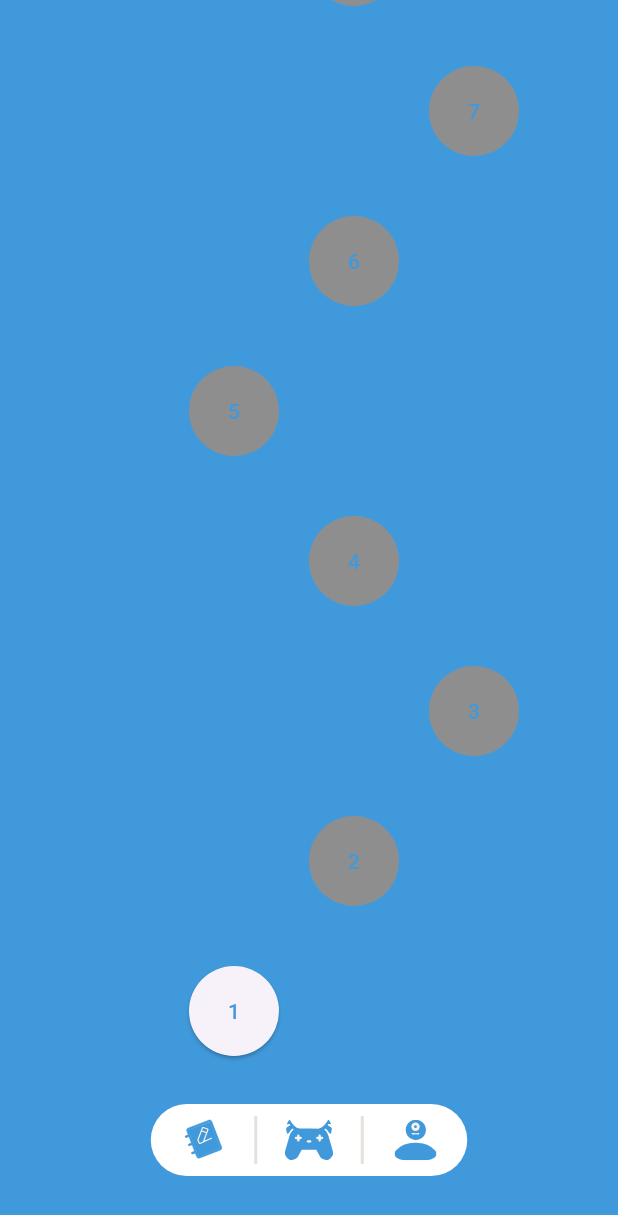
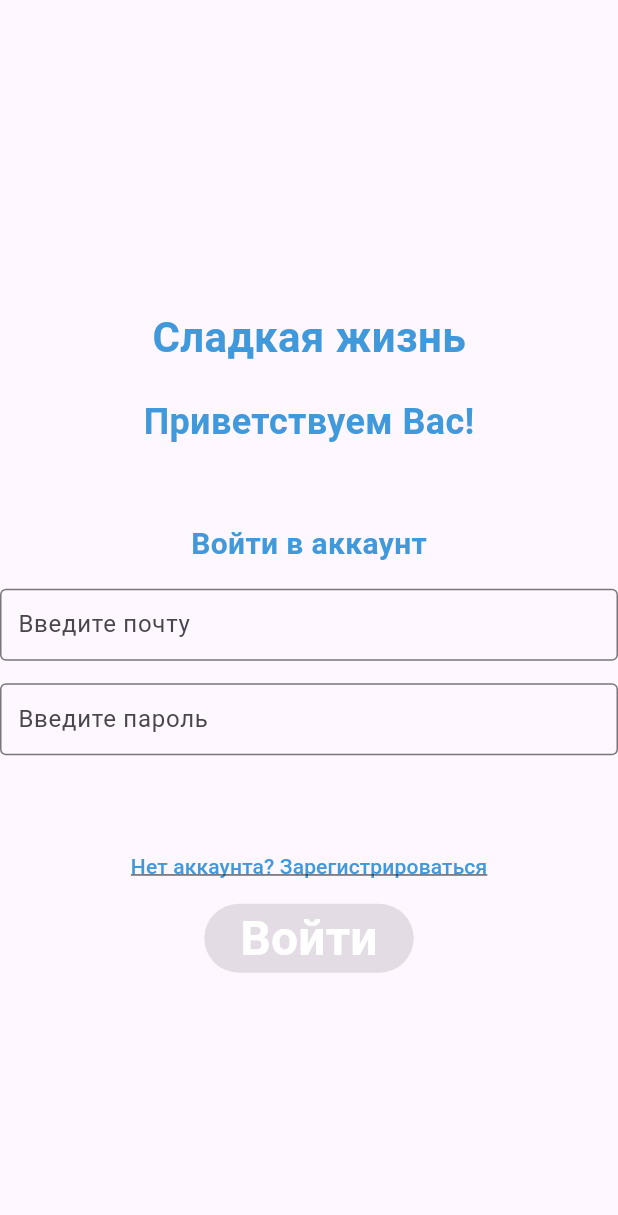
Before and after one commit to katitichka/sugarlife, a Flutter app: the screen it shows after launch, on a phone screen of 412 x 824 dp. Shown: the top 1215 px of the screen. Run offline on Flutter 3.47's test engine with Material 3 defaults, Android fonts, the phone set to English and light mode, and no system bars; our stand-ins replace bloc, flutter_bloc, flutter_svg, freezed_annotation, go_router, google_fonts and 3 more; accounts and stored records are empty.

Commit message:
auth didn't works

```diff
--- a/lib/core/router/app_router.dart
+++ b/lib/core/router/app_router.dart
@@ -1,6 +1,11 @@
 import 'package:flutter/material.dart';
+import 'package:flutter_bloc/flutter_bloc.dart';
 import 'package:go_router/go_router.dart';
+import 'package:path/path.dart';
 import 'package:sugarlife/core/enum/age_category.dart';
+import 'package:sugarlife/features/auth/presentation/bloc/auth_bloc.dart';
+import 'package:sugarlife/features/auth/presentation/view/login_screen.dart';
+import 'package:sugarlife/features/auth/presentation/view/register_screen.dart';
 import 'package:sugarlife/features/game_module_level/presentation/game_module_level_provider.dart';
 import 'package:sugarlife/features/game_module_list/presentation/game_module_list_provider.dart';
 import 'package:sugarlife/features/game_module_level/presentation/view/ui/game_level_page.dart';
@@ -10,16 +15,30 @@ import 'package:sugarlife/features/theory_module/presentation/theory_page.dart';
 import 'package:sugarlife/features/widgets/app_scaffold.dart';
 
 final appRoute = GoRouter(
-  initialLocation: '/game',
+  initialLocation: '/login',
   routes: [
+    GoRoute(
+      path: '/login',
+      name: 'login',
+      builder: (context, state) => LoginScreen(),
+    ),
+    GoRoute(
+      path: '/register',
+      name: 'regicter',
+      builder: (context, state) => RegisterScreen(),
+    ),
+    // После авторизации
     StatefulShellRoute.indexedStack(
       builder: (context, state, navigationShell) {
         final fullPath = state.fullPath ?? '';
-        final showBottomNav = fullPath == '/game' ||
-                       fullPath == '/theory' ||
-                       fullPath == '/profile';
-        print('showBottomNav = $showBottomNav');
-        return AppScaffold(navigationShell: navigationShell, showBottomNav: showBottomNav,);
+        final showBottomNav =
+            fullPath == '/game' ||
+            fullPath == '/theory' ||
+            fullPath == '/profile';
+        return AppScaffold(
+          navigationShell: navigationShell,
+          showBottomNav: showBottomNav,
+        );
       },
       branches: [
         StatefulShellBranch(
@@ -93,6 +112,26 @@ final appRoute = GoRouter(
           ],
         ),
       ],
+      redirect: (context, state) {
+        final authState = context.read<AuthBloc>().state;
+        final isLoggedIn = authState.maybeWhen(
+          authenticated: (_) => true,
+          orElse: () => false,
+        );
+        final location = state.matchedLocation;
+        if (isLoggedIn && (location == '/login' || location == '/register')) {
+          return '/game';
+        }
+        // Если пользователь НЕ авторизован и пытается зайти в защищённую часть
+        if (!isLoggedIn &&
+            (location == '/game' ||
+                location == '/theory' ||
+                location == '/profile')) {
+          return '/login';
+        }
+        // В остальных случаях остаёмся на месте
+        return null;
+      },
     ),
   ],
 );
--- a/lib/features/auth/presentation/view/login_screen.dart
+++ b/lib/features/auth/presentation/view/login_screen.dart
@@ -0,0 +1,177 @@
+import 'package:flutter/material.dart';
+import 'package:flutter_bloc/flutter_bloc.dart';
+import 'package:go_router/go_router.dart';
+import 'package:sugarlife/core/theme/app_color.dart';
+import 'package:sugarlife/features/auth/presentation/bloc/auth_bloc.dart';
+
+class LoginScreen extends StatefulWidget {
+  const LoginScreen({super.key});
+
+  @override
+  State<StatefulWidget> createState() => _LoginScreenState();
+}
+
+class _LoginScreenState extends State<LoginScreen> {
+  final _emailController = TextEditingController();
+  final _passwordController = TextEditingController();
+  String? _emailError;
+  String? _passwordError;
+  bool _isLoading = false;
+
+  @override
+  void initState() {
+    super.initState();
+    _emailController.addListener(_updateButtonState);
+    _passwordController.addListener(_updateButtonState);
+  }
+
+  @override
+  void dispose() {
+    _emailController.dispose();
+    _passwordController.dispose();
+    super.dispose();
+  }
+
+  void _updateButtonState() {
+    setState(() {});
+  }
+
+  @override
+  Widget build(BuildContext context) {
+    return BlocListener<AuthBloc, AuthState>(
+      listener: (context, state) {
+        state.when(
+          initial: () {},
+          loading: () => setState(() => _isLoading = true),
+          authenticated: (_) => context.go('/game'),
+          unauthenticated: () {},
+          failure: (message) {
+            setState(() {
+              _emailError = message;
+              _isLoading = false;
+            });
+          },
+        );
+      },
+      child: Scaffold(
+        body: Center(
+          child: Column(
+            mainAxisAlignment: MainAxisAlignment.center,
+            children: [
+              SizedBox(height: 30),
+              Text(
+                'Сладкая жизнь',
+                style: TextStyle(
+                  fontWeight: FontWeight.w700,
+                  color: AppColors.blue,
+                  fontSize: 28,
+                ),
+              ),
+              SizedBox(height: 20),
+              Text(
+                'Приветствуем Вас!',
+                style: TextStyle(
+                  fontWeight: FontWeight.w700,
+                  color: AppColors.blue,
+                  fontSize: 24,
+                ),
+              ),
+              SizedBox(height: 50),
+              Text(
+                'Войти в аккаунт',
+                style: TextStyle(
+                  fontWeight: FontWeight.w700,
+                  color: AppColors.blue,
+                  fontSize: 20,
+                ),
+                textAlign: TextAlign.start,
+              ),
+              SizedBox(height: 15),
+              TextFormField(
+                controller: _emailController,
+                decoration: InputDecoration(
+                  border: OutlineInputBorder(),
+                  contentPadding: EdgeInsets.all(8),
+                  labelText: 'Введите почту',
+                  errorText: _emailError,
+                ),
+              ),
+              SizedBox(height: 15),
+              TextFormField(
+                controller: _passwordController,
+                decoration: InputDecoration(
+                  border: const OutlineInputBorder(),
+                  contentPadding: const EdgeInsets.all(8),
+                  labelText: 'Введите пароль',
+                  errorText: _passwordError,
+                ),
+              ),
+              SizedBox(height: 50),
+              TextButton(
+                onPressed: () => context.go('/register'),
+                child: Text(
+                  'Нет аккаунта? Зарегистрироваться',
+                  style: TextStyle(
+                    decoration: TextDecoration.underline,
+                    color: AppColors.blue,
+                  ),
+                ),
+              ),
+              ElevatedButton(
+                onPressed:
+                    (_emailController.text.isEmpty ||
+                        _passwordController.text.isEmpty ||
+                        _isLoading)
+                    ? null
+                    : () async {
+                        // Провека полей
+                        setState(() {
+                          _emailError = _emailController.text.isEmpty
+                              ? 'Введите email'
+                              : null;
+                          _passwordError = _passwordController.text.isEmpty
+                              ? 'Введите пароль'
+                              : null;
+                        });
+
+                        // Если есть ошибки — не отправляем
+                        if (_emailController.text.isEmpty ||
+                            _passwordController.text.isEmpty) {
+                          return;
+                        }
+
+                        // Отправляем событие
+                        context.read<AuthBloc>().add(
+                          AuthEvent.signInRequested(
+                            email: _emailController.text,
+                            password: _passwordController.text,
+                          ),
+                        );
+                      },
+                style: ElevatedButton.styleFrom(
+                  backgroundColor:
+                      _emailController.text.isEmpty ||
+                          _passwordController.text.isEmpty ||
+                          _isLoading
+                      ? Colors.grey
+                      : AppColors.blue,
+                ),
+                child: _isLoading
+                    ? CircularProgressIndicator(color: Colors.white)
+                    : Text(
+                        'Войти',
+                        style: TextStyle(
+                          fontWeight: FontWeight.w700,
+                          color: AppColors.white,
+                          fontSize: 32,
+                        ),
+                        textAlign: TextAlign.center,
+                      ),
+              ),
+            ],
+          ),
+        ),
+      ),
+    );
+  }
+}
--- a/lib/features/theory_module/data/repositories/theory_module_repository_impl.dart
+++ b/lib/features/theory_module/data/repositories/theory_module_repository_impl.dart
@@ -1,13 +1,13 @@
 import 'package:sugarlife/features/theory_module/data/mappers/theory_module_dto_mapper.dart';
-import 'package:sugarlife/features/theory_module/data/providers/theory_module_data_provider/implementations/theory_module_data_provider_impl.dart';
+import 'package:sugarlife/features/theory_module/data/providers/theory_module_data_provider/theory_module_data_provider.dart';
 import 'package:sugarlife/features/theory_module/domain/entities/theory_module_list_entity.dart';
 import 'package:sugarlife/features/theory_module/domain/repositories/theory_module_repository.dart';
 
 class TheoryModuleRepositoryImpl implements TheoryModuleRepository {
-  final TheoryModuleDataProviderImpl _dataProvider;
+  final TheoryModuleDataProvider _dataProvider;
 
   TheoryModuleRepositoryImpl({
-    required TheoryModuleDataProviderImpl dataProvider,
+    required TheoryModuleDataProvider dataProvider,
   }) : _dataProvider = dataProvider;
 
   @override
--- a/lib/main.dart
+++ b/lib/main.dart
@@ -11,5 +11,6 @@ Future<void> main() async {
     anonKey:
         'eyJhbGciOiJIUzI1NiIsInR5cCI6IkpXVCJ9.eyJpc3MiOiJzdXBhYmFzZSIsInJlZiI6InR4aWFlbmtxZHRnaXFoemhlcHdxIiwicm9sZSI6ImFub24iLCJpYXQiOjE3Njg5NzQ1ODYsImV4cCI6MjA4NDU1MDU4Nn0.KHPrtctWAYOIpprMK1vvgSc1jgpbooJEApAOe0XRZ78',
   );
-  app(prefs);
+  final supabase = Supabase.instance.client;
+  app(prefs, supabase);
 }
--- a/pubspec.yaml
+++ b/pubspec.yaml
@@ -49,6 +49,7 @@ dependencies:
   bloc: ^9.2.0
   json_annotation: ^4.10.0
   go_router: ^17.1.0
+  dotted_decoration: ^2.0.0
 dev_dependencies:
   flutter_test:
     sdk: flutter
```
Also changed, not shown: lib/app.dart (+11 -1 lines), lib/features/auth/data/repositories/auth_repository_impl.dart (+14 -0 lines), lib/features/auth/domain/repositories/auth_repository.dart (+6 -1 lines), lib/features/auth/presentation/auth_provider.dart (added, +18 -0 lines), lib/features/auth/presentation/bloc/auth_bloc.dart (+17 -0 lines), lib/features/auth/presentation/view/register_screen.dart (+86 -10 lines), lib/features/theory_module/data/providers/theory_module_data_provider/implementations/theory_module_data_provider_impl.dart (+4 -3 lines), lib/features/theory_module/presentation/theory_module_list/theory_module_provider.dart (added, +23 -0 lines), pubspec.lock.
